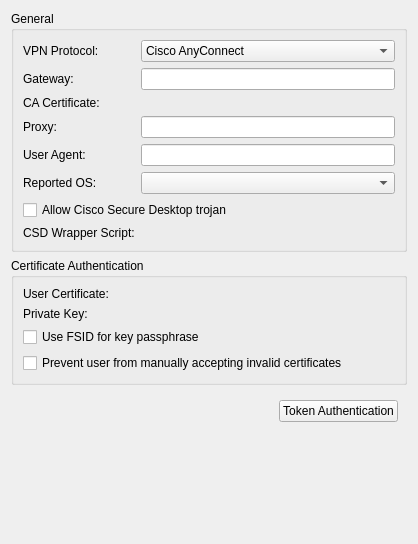
This is vpn/openconnect/openconnectprop.ui in KDE/plasma-nm as Qt 5 draws it before an edit. The edited form follows.
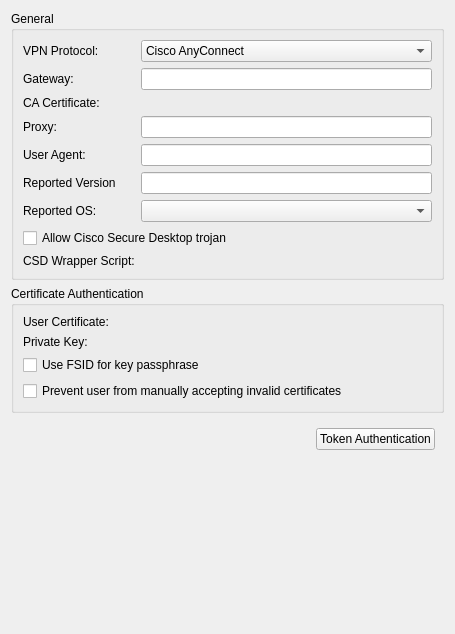
This is the edited form. Custom widgets are drawn as their Qt base class.

Commit message:
support specifying versionString for openconnect
avoid using QFile::encodeName for simple strings

change encoding for proxy, useragent and versionstring from local8bit to utf-8

Patch:
```diff
--- a/vpn/openconnect/openconnectprop.ui
+++ b/vpn/openconnect/openconnectprop.ui
@@ -6,8 +6,8 @@
    <rect>
     <x>0</x>
     <y>0</y>
-    <width>418</width>
-    <height>544</height>
+    <width>455</width>
+    <height>634</height>
    </rect>
   </property>
   <property name="sizePolicy">
@@ -88,7 +88,7 @@
       <item row="4" column="1">
        <widget class="QLineEdit" name="leUserAgent"/>
       </item>
-      <item row="7" column="0">
+      <item row="8" column="0">
        <widget class="QLabel" name="label_4">
         <property name="text">
          <string>CSD Wrapper Script:</string>
@@ -98,7 +98,7 @@
         </property>
        </widget>
       </item>
-      <item row="6" column="0" colspan="2">
+      <item row="7" column="0" colspan="2">
        <widget class="QCheckBox" name="chkAllowTrojan">
         <property name="text">
          <string>Allow Cisco Secure Desktop trojan</string>
@@ -163,14 +163,14 @@
         </item>
        </widget>
       </item>
-      <item row="5" column="0">
+      <item row="6" column="0">
        <widget class="QLabel" name="label_9">
         <property name="text">
          <string>Reported OS:</string>
         </property>
        </widget>
       </item>
-      <item row="5" column="1">
+      <item row="6" column="1">
        <widget class="QComboBox" name="cmbReportedOs">
         <property name="sizePolicy">
          <sizepolicy hsizetype="MinimumExpanding" vsizetype="MinimumExpanding">
@@ -215,6 +215,16 @@
         </item>
        </widget>
       </item>
+      <item row="5" column="1">
+       <widget class="QLineEdit" name="leVersionString"/>
+      </item>
+      <item row="5" column="0">
+       <widget class="QLabel" name="label_8">
+        <property name="text">
+         <string>Reported Version</string>
+        </property>
+       </widget>
+      </item>
      </layout>
     </widget>
    </item>
```
Left out of the diff: 2 changed lines with no effect on the pictures. The commit also changes 3 other files.
